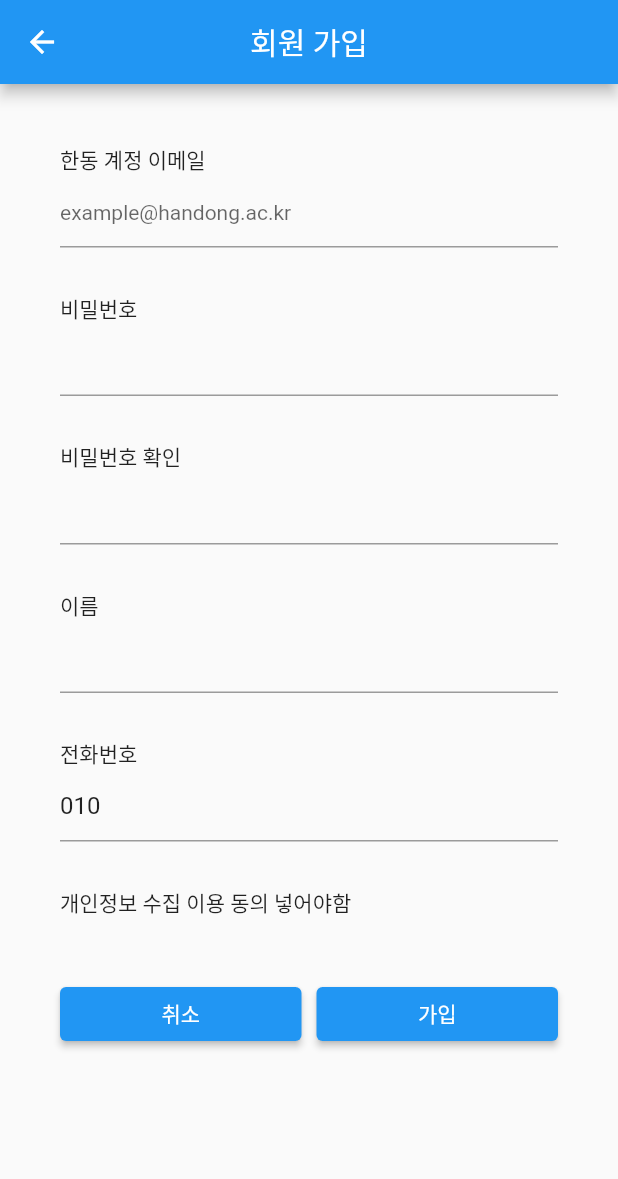
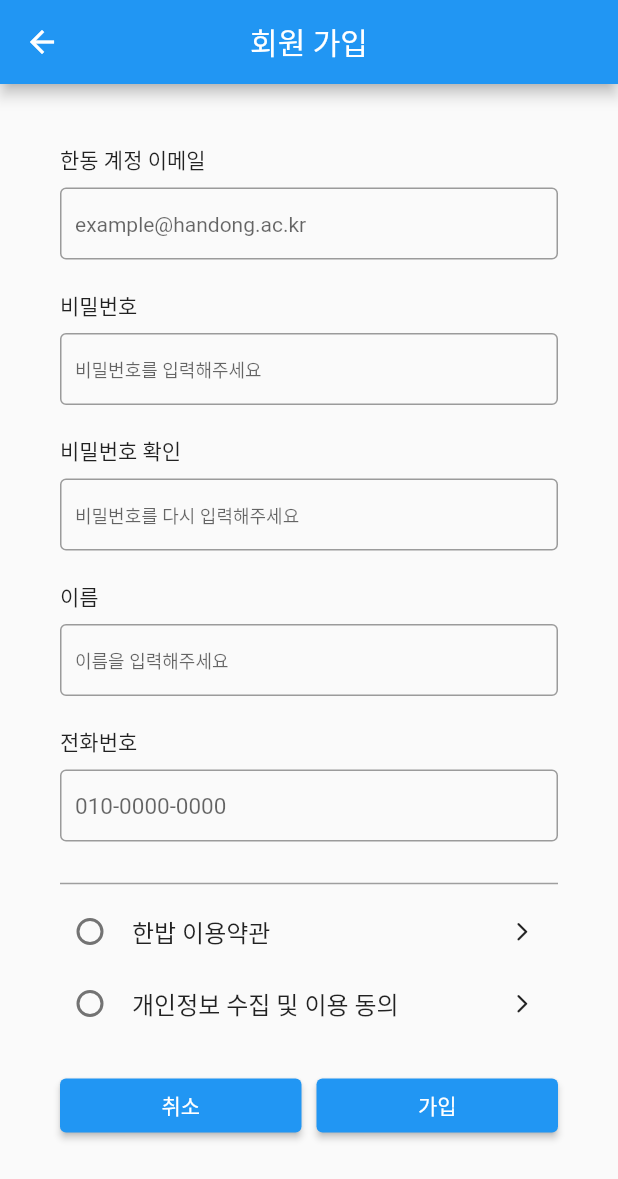
Before and after one commit to Han-Bab/Handong_Bab_MeokJa, a Flutter app: the screen it shows after launch, after a tap on "Login", after a tap on "회원가입", on a phone screen of 412 x 824 dp. Shown: the top 1179 px of the screen. Run offline on Flutter 3.47's test engine with Material 2 defaults, Android fonts, the phone set to English and light mode, and no system bars; drawn by our look-alikes of modal_progress_hud_nsn; our stand-ins replace cloud_firestore, dotted_border, extended_image, firebase_auth, firebase_core, flutter_chat_bubble and 6 more; accounts and stored records are empty; network calls fail.

Commit message:
modify: login 기능 개선

```diff
--- a/lib/screens/login/account_term.dart
+++ b/lib/screens/login/account_term.dart
@@ -1,7 +1,7 @@
 import 'package:flutter/material.dart';
 
-class PrivacyTerm extends StatelessWidget {
-  const PrivacyTerm({Key? key}) : super(key: key);
+class AccountTerm extends StatelessWidget {
+  const AccountTerm({Key? key}) : super(key: key);
 
   @override
   Widget build(BuildContext context) {
--- a/lib/screens/login/login_page.dart
+++ b/lib/screens/login/login_page.dart
@@ -2,7 +2,6 @@ import 'package:firebase_auth/firebase_auth.dart';
 import 'package:flutter/material.dart';
 import 'package:google_sign_in/google_sign_in.dart';
 import 'package:han_bab/screens/login/sign_up_page.dart';
-import 'package:han_bab/screens/login/verify_signup_page.dart';
 import 'package:modal_progress_hud_nsn/modal_progress_hud_nsn.dart';
 import 'package:fluttertoast/fluttertoast.dart';
 
@@ -64,7 +63,7 @@ class _LoginPageState extends State<LoginPage> {
     return Scaffold(
       appBar: AppBar(
         title: const Text(
-          "한동 밥 묵자",
+          "한동 밥 먹자",
           style: TextStyle(color: Colors.black),
         ),
         elevation: 0,
--- a/lib/screens/login/sign_up_page.dart
+++ b/lib/screens/login/sign_up_page.dart
@@ -2,6 +2,8 @@ import 'package:flutter/material.dart';
 import 'package:flutter/services.dart';
 import 'package:flutter_multi_formatter/flutter_multi_formatter.dart';
 import 'package:firebase_auth/firebase_auth.dart';
+import 'package:han_bab/screens/login/account_term.dart';
+import 'package:han_bab/screens/login/privacy_term.dart';
 import 'package:han_bab/screens/login/verify_signup_page.dart';
 import 'package:modal_progress_hud_nsn/modal_progress_hud_nsn.dart';
 import 'package:cloud_firestore/cloud_firestore.dart';
@@ -16,8 +18,7 @@ class SignUpPage extends StatefulWidget {
 class _SignUpPageState extends State<SignUpPage> {
   final _authentication = FirebaseAuth.instance;
   final _formKey = GlobalKey<FormState>();
-  final TextEditingController _phoneNumberController =
-      TextEditingController(text: "010");
+  final TextEditingController _phoneNumberController = TextEditingController();
   final TextEditingController _emailController = TextEditingController();
   bool validation = false;
   // delay시간 때 스피너
@@ -27,16 +28,27 @@ class _SignUpPageState extends State<SignUpPage> {
   String userEmail = '';
   String userName = '';
   String userPhone = '';
-  bool emailValidation = true;
   FocusNode emailFocusNode = FocusNode();
+
+  bool _isChecked1 = false;
+  bool _isChecked2 = false;
+  bool _visibility = false;
 
   void _tryValidation() {
     final isValid = _formKey.currentState!.validate();
     if (isValid) {
+      if (_isChecked1 && _isChecked2) {
         setState(() {
           validation = true;
+          _visibility = false;
         });
         _formKey.currentState!.save();
+      } else {
+        setState(() {
+          validation = false;
+          _visibility = true;
+        });
+      }
     }
     if (!isValid) {
       setState(() {
@@ -66,12 +78,12 @@ class _SignUpPageState extends State<SignUpPage> {
                 child: Column(
                   crossAxisAlignment: CrossAxisAlignment.start,
                   children: [
-                    const Text(
+                    const Padding(
+                      padding: EdgeInsets.only(bottom: 8.0),
+                      child: Text(
                         "한동 계정 이메일",
                       ),
-                    //d 이메일 입력 및 인증
-                    // Row(
-                    //   children: [
+                    ),
                     // 한동 이메일 입력
                     TextFormField(
                       controller: _emailController,
@@ -93,73 +105,24 @@ class _SignUpPageState extends State<SignUpPage> {
                       },
                       focusNode: emailFocusNode,
                       onTap: () {},
-                      decoration: InputDecoration(
+                      decoration: const InputDecoration(
                         hintText: "example@handong.ac.kr",
                         hintStyle: TextStyle(fontSize: 14),
-                          errorText: emailValidation ? null : "한동 계정을 입력해주세요"),
+                        border: OutlineInputBorder(
+                          borderSide: BorderSide(color: Colors.grey),
                         ),
-                    // const SizedBox(
-                    //   width: 10,
-                    // ),
-                    // // 이메일 validation 하는 버튼
-                    // ElevatedButton(
-                    //   onPressed: () {
-                    //     if (!_emailController.text!
-                    //         .contains("@handong.ac.kr")) {
-                    //       setState(() {
-                    //         emailValidation = false;
-                    //       });
-                    //       // 작성한 글 다 select(drag) 하기
-                    //       _emailController.selection = TextSelection(
-                    //         baseOffset: 0,
-                    //         extentOffset: _emailController.text.length,
-                    //       );
-                    //       FocusScope.of(context)
-                    //           .requestFocus(emailFocusNode);
-                    //     } else {
-                    //       setState(() {
-                    //         emailValidation = true;
-                    //       });
-                    //     }
-                    //     debugPrint(_emailController.text);
-                    //     debugPrint("$emailValidation");
-                    //   },
-                    //   style: ElevatedButton.styleFrom(
-                    //     padding: EdgeInsets.symmetric(horizontal: 1),
-                    //   ),
-                    //   child: const Text("인증"),
-                    // )
-                    // ],
-                    // ),
-                    // const SizedBox(
-                    //   height: 10,
-                    // ),
-                    // Row(
-                    //   children: [
-                    //     Expanded(
-                    //       child: TextFormField(
-                    //         keyboardType: TextInputType.number,
-                    //         inputFormatters: [MaskedInputFormatter("000000")],
-                    //         onTap: () {},
-                    //         decoration: const InputDecoration(
-                    //           hintText: "인증번호를 입력하세요",
-                    //           hintStyle: TextStyle(fontSize: 13),
-                    //         ),
-                    //       ),
-                    //     ),
-                    //     ElevatedButton(
-                    //       onPressed: () {},
-                    //       style: ElevatedButton.styleFrom(
-                    //         padding: const EdgeInsets.symmetric(horizontal: 1),
-                    //       ),
-                    //       child: const Text("확인"),
-                    //     ),
-                    //   ],
-                    // ),
+                        contentPadding: EdgeInsets.all(10),
+                      ),
+                    ),
                     const SizedBox(
-                      height: 30,
+                      height: 20,
                     ),
-                    const Text("비밀번호"),
+                    const Padding(
+                      padding: EdgeInsets.only(bottom: 8.0),
+                      child: Text(
+                        "비밀번호 ",
+                      ),
+                    ),
                     // 비밀번호 입력폼
                     TextFormField(
                       validator: (value) {
@@ -168,6 +131,14 @@ class _SignUpPageState extends State<SignUpPage> {
                         }
                         return null;
                       },
+                      decoration: const InputDecoration(
+                        hintText: "비밀번호를 입력해주세요",
+                        hintStyle: TextStyle(fontSize: 12),
+                        border: OutlineInputBorder(
+                          borderSide: BorderSide(color: Colors.grey),
+                        ),
+                        contentPadding: EdgeInsets.all(10),
+                      ),
                       obscureText: true,
                       onSaved: (value) {
                         userPW = value!;
@@ -178,19 +149,41 @@ class _SignUpPageState extends State<SignUpPage> {
                       onTap: () {},
                     ),
                     const SizedBox(
-                      height: 30,
+                      height: 20,
                     ),
-                    const Text(
+                    const Padding(
+                      padding: EdgeInsets.only(bottom: 8.0),
+                      child: Text(
                         "비밀번호 확인",
                       ),
+                    ),
                     TextFormField(
+                      validator: (value) {
+                        if (value != userPW) {
+                          return '비밀번호가 일치하지 않습니다';
+                        }
+                        return null;
+                      },
+                      decoration: const InputDecoration(
+                        hintText: "비밀번호를 다시 입력해주세요",
+                        hintStyle: TextStyle(fontSize: 12),
+                        border: OutlineInputBorder(
+                          borderSide: BorderSide(color: Colors.grey),
+                        ),
+                        contentPadding: EdgeInsets.all(10),
+                      ),
                       obscureText: true,
                       onTap: () {},
                     ),
                     const SizedBox(
-                      height: 30,
+                      height: 20,
                     ),
-                    const Text("이름"),
+                    const Padding(
+                      padding: EdgeInsets.only(bottom: 8.0),
+                      child: Text(
+                        "이름",
+                      ),
+                    ),
                     TextFormField(
                       onChanged: (value) {
                         userName = value;
@@ -201,12 +194,25 @@ class _SignUpPageState extends State<SignUpPage> {
                         }
                         return null;
                       },
+                      decoration: const InputDecoration(
+                        hintText: "이름을 입력해주세요",
+                        hintStyle: TextStyle(fontSize: 12),
+                        border: OutlineInputBorder(
+                          borderSide: BorderSide(color: Colors.grey),
+                        ),
+                        contentPadding: EdgeInsets.all(10),
+                      ),
                       onTap: () {},
                     ),
                     const SizedBox(
-                      height: 30,
+                      height: 20,
                     ),
-                    const Text("전화번호"),
+                    const Padding(
+                      padding: EdgeInsets.only(bottom: 8.0),
+                      child: Text(
+                        "전화번호",
+                      ),
+                    ),
                     TextFormField(
                       controller: _phoneNumberController,
                       keyboardType: TextInputType.phone,
@@ -219,15 +225,113 @@ class _SignUpPageState extends State<SignUpPage> {
                       onChanged: (value) {
                         userPhone = value;
                       },
+                      decoration: const InputDecoration(
+                        hintText: "010-0000-0000",
+                        hintStyle: TextStyle(fontSize: 15),
+                        border: OutlineInputBorder(
+                          borderSide: BorderSide(color: Colors.grey),
+                        ),
+                        contentPadding: EdgeInsets.all(10),
+                      ),
                       inputFormatters: [MaskedInputFormatter("000-0000-0000")],
                       onTap: () {},
                     ),
                     const SizedBox(
-                      height: 30,
+                      height: 20,
                     ),
-                    Text("개인정보 수집 이용 동의 넣어야함"),
+                    const Divider(
+                      color: Colors.grey,
+                      thickness: 1,
+                    ),
+                    Row(
+                      children: [
+                        Expanded(
+                          child: CheckboxListTile(
+                            visualDensity: const VisualDensity(
+                                horizontal: -4, vertical: -4),
+                            contentPadding: EdgeInsets.zero,
+                            title: const Text(
+                              "한밥 이용약관",
+                            ),
+                            value: _isChecked1,
+                            onChanged: (value) {
+                              setState(() {
+                                _isChecked1 = value!;
+                              });
+                            },
+                            activeColor: Colors.blue,
+                            checkColor: Colors.black,
+                            checkboxShape: RoundedRectangleBorder(
+                                borderRadius: BorderRadius.circular(25)),
+                            controlAffinity: ListTileControlAffinity.leading,
+                          ),
+                        ),
+                        IconButton(
+                          onPressed: () {
+                            Navigator.push(
+                                context,
+                                MaterialPageRoute(
+                                    builder: (context) => AccountTerm()));
+                          },
+                          icon: const Icon(
+                            Icons.arrow_forward_ios_rounded,
+                            size: 15,
+                          ),
+                        ),
+                      ],
+                    ),
+                    Row(
+                      children: [
+                        Expanded(
+                          child: CheckboxListTile(
+                            visualDensity: const VisualDensity(
+                                horizontal: -4, vertical: -4),
+                            contentPadding: EdgeInsets.zero,
+                            title: const Text(
+                              "개인정보 수집 및 이용 동의",
+                            ),
+                            value: _isChecked2,
+                            onChanged: (value) {
+                              setState(() {
+                                _isChecked2 = value!;
+                              });
+                            },
+                            activeColor: Colors.blue,
+                            checkColor: Colors.black,
+                            checkboxShape: RoundedRectangleBorder(
+                                borderRadius: BorderRadius.circular(25)),
+                            controlAffinity: ListTileControlAffinity.leading,
+                          ),
+                        ),
+                        IconButton(
+                          onPressed: () {
+                            Navigator.push(
+                                context,
+                                MaterialPageRoute(
+                                    builder: (context) => PrivacyTerm()));
+                          },
+                          icon: const Icon(
+                            Icons.arrow_forward_ios_rounded,
+                            size: 15,
+                          ),
+                        ),
+                      ],
+                    ),
+                    Padding(
+                      padding: const EdgeInsets.only(left: 50),
+                      child: Visibility(
+                        visible: _visibility,
+                        child: const Text(
+                          "약관에 동의해주세요",
+                          style: TextStyle(
+                            fontSize: 12,
+                            color: Colors.red,
+                          ),
+                        ),
+                      ),
+                    ),
                     const SizedBox(
-                      height: 40,
+                      height: 20,
                     ),
                     Row(
                       children: [
@@ -246,9 +350,6 @@ class _SignUpPageState extends State<SignUpPage> {
                           child: ElevatedButton(
                             onPressed: () async {
                               _tryValidation();
-                              if (!validation) {
-                                showToast('정보를 다시 입력해주세요');
-                              }
                               if (validation) {
                                 setState(() {
                                   showSpinner = true;
```
Also changed, not shown: lib/screens/login/privacy_term.dart (+33 -0 lines), lib/screens/login/verify_signup_page.dart (+12 -7 lines), lib/screens/main/profile_page.dart (+23 -8 lines), lib/screens/onboarding/kakao_intro_page.dart (+7 -8 lines), lib/screens/onboarding/toss_intro_page.dart (+7 -6 lines). Lines whose indentation alone changed are shown as unchanged.
